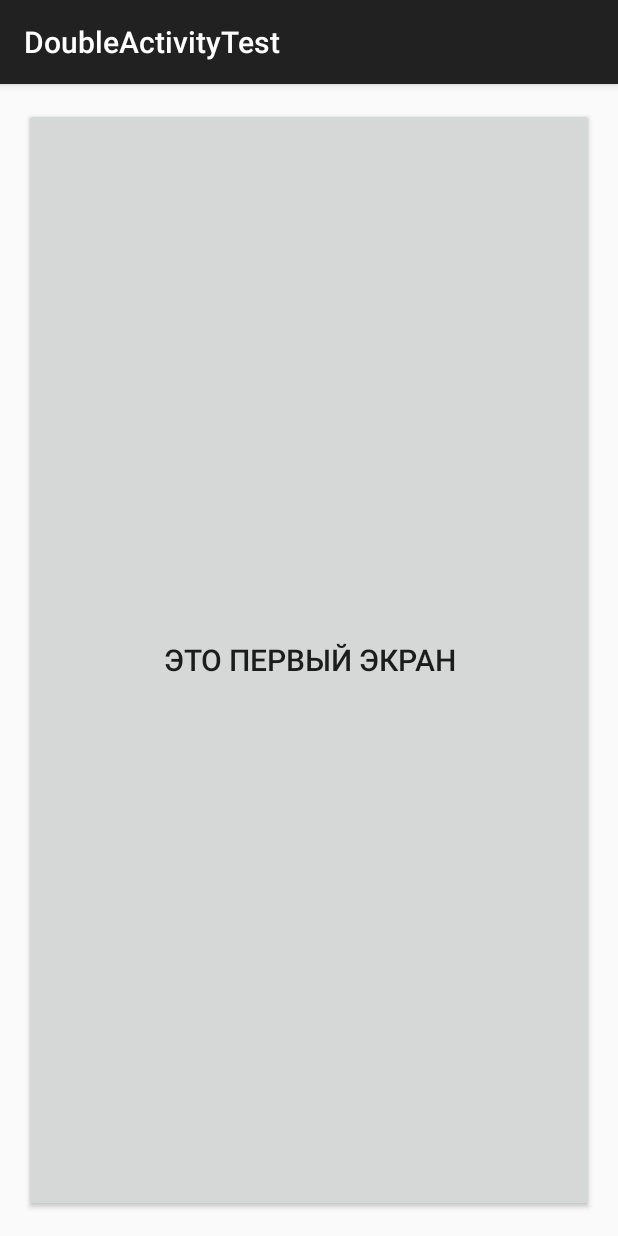
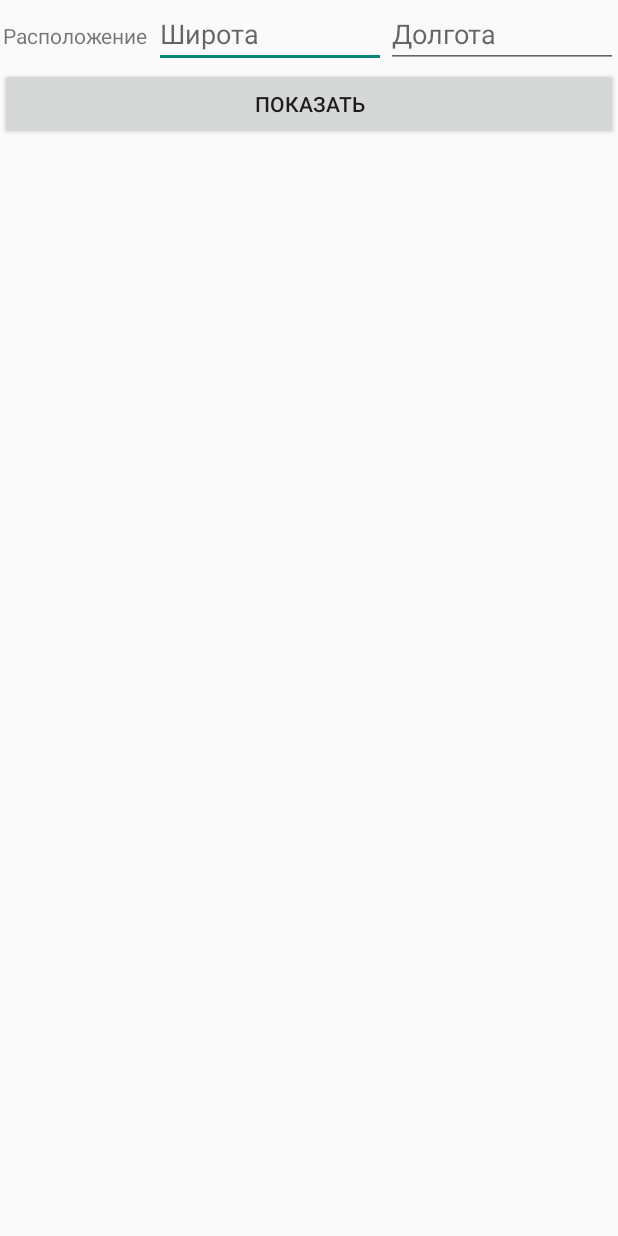
Before and after one commit to vaszol/DoubleActivityTest, an Android app: the screen it shows after launch (MainActivity), on a phone screen of 412 x 824 dp. Run offline under Robolectric (Android 15) with nearby library versions, the phone set to English and light mode, and no system bars.

```diff
--- a/app/src/main/AndroidManifest.xml
+++ b/app/src/main/AndroidManifest.xml
@@ -16,10 +16,7 @@
                 <category android:name="android.intent.category.LAUNCHER" />
             </intent-filter>
         </activity>
-        <activity
-            android:name=".OtherActivity"
-            android:label="@string/title_activity_other" >
-        </activity>
+
     </application>
 
 </manifest>
--- a/app/src/main/java/com/example/vas/doubleactivitytest/MainActivity.java
+++ b/app/src/main/java/com/example/vas/doubleactivitytest/MainActivity.java
@@ -1,23 +1,31 @@
 package com.example.vas.doubleactivitytest;
 
+import android.app.Activity;
 import android.content.Intent;
-import android.support.v7.app.ActionBarActivity;
+import android.net.Uri;
 import android.os.Bundle;
-import android.view.Menu;
-import android.view.MenuItem;
 import android.view.View;
+import android.widget.EditText;
 
 
-public class MainActivity extends ActionBarActivity {
+public class MainActivity extends Activity {
+    private EditText lat;
+    private EditText lon;
 
     @Override
     protected void onCreate(Bundle savedInstanceState) {
         super.onCreate(savedInstanceState);
         setContentView(R.layout.activity_main);
+
+        lat= (EditText) findViewById(R.id.lat);
+        lon= (EditText) findViewById(R.id.lon);
     }
 
+    public void showMe(View view){
+        String _lat=lat.getText().toString();
+        String _lon=lon.getText().toString();
+        Uri uri =Uri.parse("geo:"+_lat+","+_lon);
+        startActivity(new Intent(Intent.ACTION_VIEW, uri));
+    }
 
-    public void showOther(View v) {
-        startActivity(new Intent(this, OtherActivity.class));
-    }
 }
--- a/app/src/main/res/layout/activity_main.xml
+++ b/app/src/main/res/layout/activity_main.xml
@@ -1,14 +1,37 @@
-<RelativeLayout xmlns:android="http://schemas.android.com/apk/res/android"
-    xmlns:tools="http://schemas.android.com/tools" android:layout_width="match_parent"
-    android:layout_height="match_parent" android:paddingLeft="@dimen/activity_horizontal_margin"
-    android:paddingRight="@dimen/activity_horizontal_margin"
-    android:paddingTop="@dimen/activity_vertical_margin"
-    android:paddingBottom="@dimen/activity_vertical_margin" tools:context=".MainActivity">
-
+<?xml version="1.0" encoding="utf-8"?>
+<LinearLayout xmlns:android="http://schemas.android.com/apk/res/android"
+    android:layout_width="fill_parent"
+    android:layout_height="fill_parent"
+    android:orientation="vertical">
+    <LinearLayout
+        android:layout_width="fill_parent"
+        android:layout_height="wrap_content"
+        android:orientation="horizontal">
+        <TextView
+            android:layout_width="wrap_content"
+            android:layout_height="wrap_content"
+            android:paddingLeft="2dip"
+            android:paddingRight="4dip"
+            android:text="@string/location"/>
+        <EditText
+            android:id="@+id/lat"
+            android:layout_width="0dip"
+            android:layout_height="wrap_content"
+            android:layout_weight="1"
+            android:inputType="numberDecimal|numberSigned"
+            android:hint="@string/lat"/>
+        <EditText
+            android:id="@+id/lon"
+            android:layout_width="0dip"
+            android:layout_height="wrap_content"
+            android:layout_weight="1"
+            android:inputType="numberDecimal|numberSigned"
+            android:hint="@string/lon"/>
+    </LinearLayout>
     <Button
+        android:id="@+id/map"
         android:layout_width="fill_parent"
-        android:layout_height="fill_parent"
-        android:textSize="20sp"
-        android:text="@string/hello"
-        android:onClick="showOther"/>
-</RelativeLayout>
+        android:layout_height="wrap_content"
+        android:onClick="showMe"
+        android:text="@string/show_me"/>
+</LinearLayout>
--- a/app/src/main/res/values/strings.xml
+++ b/app/src/main/res/values/strings.xml
@@ -7,5 +7,9 @@
     <string name="title_activity_other">OtherActivity</string>
     <string name="hello">Это первый экран</string>
     <string name="other">Это второй экран</string>
+    <string name="location">Расположение</string>
+    <string name="lat">Широта</string>
+    <string name="lon">Долгота</string>
+    <string name="show_me">Показать</string>
 
 </resources>
```
Also changed, not shown: app/src/main/java/com/example/vas/doubleactivitytest/OtherActivity.java (deleted, +0 -19 lines), app/src/main/res/layout/activity_other.xml (deleted, +0 -15 lines).
